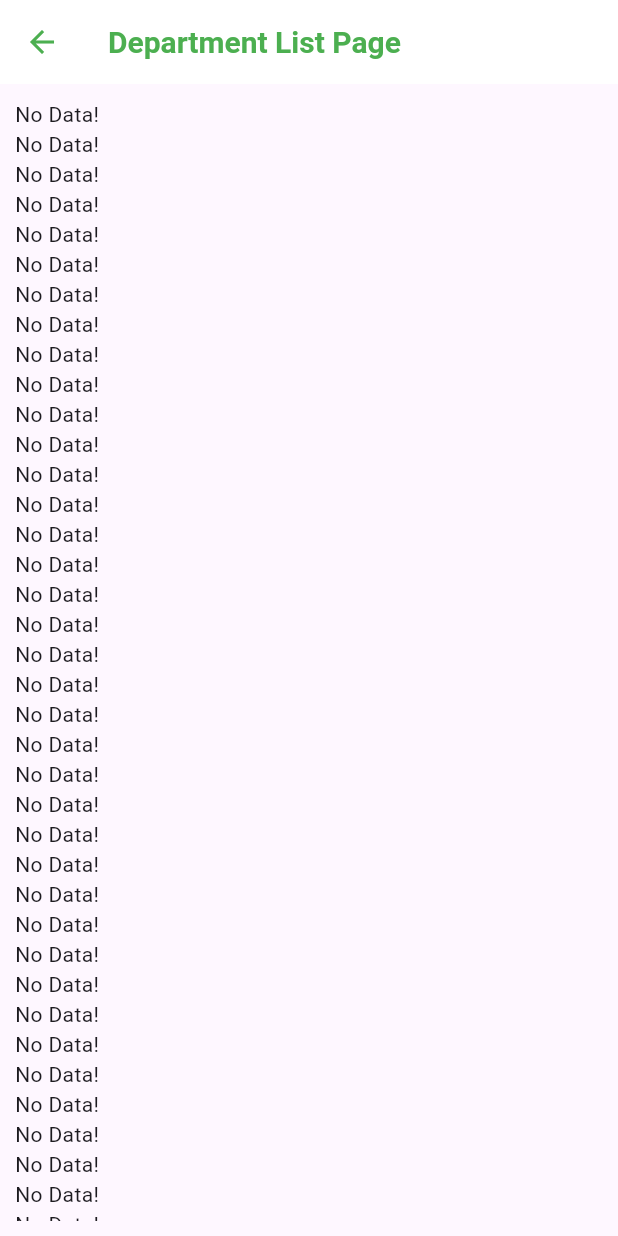
After one commit to thanwannahtun/hello, a Flutter app: the DepartmentListPage screen opened by its route, on a phone screen of 412 x 824 dp. The commit adds this screen. Run offline on Flutter 3.47's test engine with Material 3 defaults, Android fonts, the phone set to English and light mode, and no system bars; our stand-ins replace barcode_widget, bloc, csv, dio, equatable, flutter_bloc and 2 more; missing offline and left inert: dart:js_interop, flutter_barcode_scanner, flutter_email_sender; accounts and stored records are empty.

Commit message:
sketch of Department

```diff
--- a/lib/config/route/route_generator.dart
+++ b/lib/config/route/route_generator.dart
@@ -1,5 +1,9 @@
 import 'package:flutter/material.dart';
 import 'package:flutter_bloc/flutter_bloc.dart';
+import 'package:hello/presentation/department/bloc/department_bloc.dart';
+import 'package:hello/presentation/department/screens/department_create_page.dart';
+import 'package:hello/presentation/department/screens/department_detail_page.dart';
+import 'package:hello/presentation/department/screens/department_list_page.dart';
 import 'package:hello/presentation/inventory/bloc/inventory_bloc.dart';
 import 'package:hello/presentation/product/bloc/product_bloc.dart';
 import 'package:hello/presentation/inventory/screens/inventory_page.dart';
@@ -86,6 +90,36 @@ class RouteGenerator {
         return chooseRoute(
             builder: (context) => const ProductAddPage(), settings: settings);
 
+      /// [Department] section
+      case RouteLists.departmentListPage:
+        return chooseRoute(
+            builder: (context) {
+              return BlocProvider<DepartmentBloc>(
+                create: (context) => DepartmentBloc(),
+                child: const DepartmentListPage(),
+              );
+            },
+            settings: settings);
+      case RouteLists.departmentCreatePage:
+        return chooseRoute(
+            builder: (context) {
+              return BlocProvider<DepartmentBloc>(
+                create: (context) => DepartmentBloc(),
+                child: const NewDepartmentPage(),
+              );
+            },
+            settings: settings);
+      case RouteLists.departmentDetailPage:
+        return chooseRoute(
+            builder: (context) {
+              return BlocProvider<DepartmentBloc>(
+                create: (context) => DepartmentBloc(),
+                child: const DepartmentDetailPage(),
+              );
+            },
+            settings: settings);
+
+      /// [default] section
       default:
         return chooseRoute(
             builder: (context) => const NoRouteScreen(), settings: settings);
--- a/lib/config/route/route_lists.dart
+++ b/lib/config/route/route_lists.dart
@@ -6,4 +6,8 @@ class RouteLists {
   static const String emailSenderPage = 'email_send_page';
   static const String inventoryPage = 'inventory_page';
   static const String productAddPage = 'product_add_page';
+
+  static const String departmentListPage = 'department_list_page';
+  static const String departmentDetailPage = 'department_detail_page';
+  static const String departmentCreatePage = 'new_department_page';
 }
--- /dev/null
+++ b/lib/presentation/department/bloc/department_bloc.dart
@@ -0,0 +1,51 @@
+import 'dart:async';
+
+import 'package:bloc/bloc.dart';
+import 'package:equatable/equatable.dart';
+import 'package:hello/core/bloc/bloc_function.dart';
+import 'package:hello/presentation/bloc/bloc_status.dart';
+import 'package:hello/presentation/department/model/Department.dart';
+import 'package:hello/presentation/department/repo/department_repo.dart';
+
+part 'department_event.dart';
+part 'department_state.dart';
+
+class DepartmentBloc extends Bloc<DepartmentEvent, DepartmentState> {
+  final DepartmentRepo _departmentRepo;
+  DepartmentBloc()
+      : _departmentRepo = DepartmentRepo(),
+        super(const DepartmentState(
+            status: BlocStatus.initial, departments: [])) {
+    on<FetchAllDepartmentEvent>(_fetchAllDepartments);
+    on<CreateDepartmentEvent>(_createDepartments);
+  }
+
+  FutureOr<void> _fetchAllDepartments(
+      FetchAllDepartmentEvent event, Emitter<DepartmentState> emit) async {
+    await BlocFunction.fetchAllData(emit, state, () async {
+      final departments = await _departmentRepo.getAllDepartments();
+      emit(
+          state.copyWith(status: BlocStatus.fetched, departments: departments));
+    });
+  }
+
+  FutureOr<void> _createDepartments(
+      CreateDepartmentEvent event, Emitter<DepartmentState> emit) async {
+    emit(state.copyWith(status: BlocStatus.adding));
+
+    try {
+      Department? department =
+          await _departmentRepo.createDepartment(department: event.department);
+      if (department != null && department.id != null) {
+        state.departments.add(department);
+        emit(state.copyWith(status: BlocStatus.added));
+      } else {
+        emit(state.copyWith(
+            status: BlocStatus.addfailed,
+            error: 'Failed Adding new Department'));
+      }
+    } catch (e) {
+      emit(state.copyWith(status: BlocStatus.addfailed, error: e.toString()));
+    }
+  }
+}
--- /dev/null
+++ b/lib/presentation/department/bloc/department_event.dart
@@ -0,0 +1,15 @@
+part of 'department_bloc.dart';
+
+sealed class DepartmentEvent extends Equatable {
+  const DepartmentEvent();
+
+  @override
+  List<Object> get props => [];
+}
+
+final class FetchAllDepartmentEvent extends DepartmentEvent {}
+
+final class CreateDepartmentEvent extends DepartmentEvent {
+  final Department department;
+  const CreateDepartmentEvent({required this.department});
+}
--- /dev/null
+++ b/lib/presentation/department/bloc/department_state.dart
@@ -0,0 +1,27 @@
+part of 'department_bloc.dart';
+
+class DepartmentState extends Equatable {
+  const DepartmentState({
+    required this.status,
+    required this.departments,
+    this.error
+  });
+
+  final BlocStatus status;
+  final List<Department> departments;
+  final String? error;
+
+  @override
+  List<Object> get props => [];
+  DepartmentState copyWith({
+    BlocStatus? status,
+    List<Department>? departments,
+    String? error
+  }) {
+    return DepartmentState(
+          status: status ?? this.status,
+      departments: departments ?? this.departments,
+      error: error ?? this.error
+    );
+  }
+}
--- /dev/null
+++ b/lib/presentation/department/model/Department.dart
@@ -0,0 +1,38 @@
+import 'package:equatable/equatable.dart';
+
+class Department extends Equatable {
+  const Department({this.id, this.name, this.parentId, this.parentName});
+  final int? id;
+  final String? name;
+  final int? parentId;
+  final String? parentName;
+
+  Department copyWith(
+      {int? id, String? name, int? parentId, String? parentName}) {
+    return Department(
+        id: id ?? id,
+        name: name ?? name,
+        parentId: parentId ?? parentId,
+        parentName: parentName ?? parentName);
+  }
+
+  factory Department.fromJson(Map<String, dynamic> json) {
+    return Department(
+        id: json['id'],
+        name: json['name'],
+        parentId: json['parentId'],
+        parentName: json['parentName']);
+  }
+
+  Map<String, dynamic> toJson() {
+    return {
+      'id': id,
+      'name': name,
+      'parentId': parentId,
+      'parentName': parentName
+    };
+  }
+
+  @override
+  List<Object?> get props => [id, name, parentId, parentName];
+}
--- /dev/null
+++ b/lib/presentation/department/repo/department_repo.dart
@@ -0,0 +1,35 @@
+import 'package:hello/data/database/constant_tables.dart';
+import 'package:hello/data/database/crud_table.dart';
+import 'package:hello/presentation/department/model/Department.dart';
+
+class DepartmentRepo {
+  final CRUDTable _crudTable;
+  final String _departmentTable =
+      'category_table'; //ConstantTables.categoryTable;
+  DepartmentRepo() : _crudTable = CRUDTable.instance;
+
+  Future<List<Department>> getAllDepartments() async {
+    final departmentMap = await _crudTable.readData(_departmentTable);
+    if (departmentMap.isNotEmpty) {
+      return List<Department>.generate(departmentMap.length,
+          (index) => Department.fromJson(departmentMap[index]));
+    } else {
+      return [];
+    }
+  }
+
+  Future<Department?> createDepartment({required Department department}) async {
+    int value =
+        await _crudTable.insertData(_departmentTable, department.toJson());
+    if (value > 0) {
+      final map = await _crudTable
+          .readData(_departmentTable, where: ' id = ?', whereArgs: [value]);
+      if (map.isNotEmpty) {
+        return map.map((e) => Department.fromJson(e)).toList().first;
+      } else {
+        return null;
+      }
+    }
+    return null;
+  }
+}
--- /dev/null
+++ b/lib/presentation/department/screens/department_list_page.dart
@@ -0,0 +1,33 @@
+import 'package:flutter/material.dart';
+import 'package:flutter_bloc/flutter_bloc.dart';
+import 'package:hello/presentation/department/bloc/department_bloc.dart';
+import 'package:hello/presentation/department/screens/department_list_tile.dart';
+import 'package:hello/utils/constant_strings.dart';
+import 'package:hello/widgets/custom_widgets.dart';
+
+class DepartmentListPage extends StatelessWidget {
+  const DepartmentListPage({super.key});
+
+  @override
+  Widget build(BuildContext context) {
+    return Scaffold(
+      appBar: AppBar(title: const Text(ConstantString.departmentListPage)),
+      body: Padding(
+        padding: const EdgeInsets.all(ConstantString.paddingM),
+        child: BlocBuilder<DepartmentBloc, DepartmentState>(
+          builder: (context, state) {
+            return ListView.builder(
+              itemBuilder: (context, index) {
+                if (state.departments.isEmpty) {
+                  return CustomWidgets.showNoDataWiget(
+                      context: context, onPressed: () {});
+                }
+                return DepartmentListTile(department: state.departments[index]);
+              },
+            );
+          },
+        ),
+      ),
+    );
+  }
+}
--- /dev/null
+++ b/lib/presentation/department/screens/department_list_tile.dart
@@ -0,0 +1,25 @@
+import 'package:flutter/material.dart';
+import 'package:hello/config/route/route_lists.dart';
+import 'package:hello/presentation/department/model/Department.dart';
+
+class DepartmentListTile extends StatelessWidget {
+  const DepartmentListTile({super.key, required this.department});
+
+  final Department department;
+
+  @override
+  Widget build(BuildContext context) {
+    return ListTile(
+      onTap: () =>
+          _goToDepartmentDetailPage(department: department, context: context),
+      title: Text(department.name ?? ''),
+      subtitle: Text(department.parentName ?? ''),
+    );
+  }
+
+  _goToDepartmentDetailPage(
+      {required Department department, required BuildContext context}) {
+    Navigator.of(context).pushNamed(RouteLists.departmentDetailPage,
+        arguments: {'department': department});
+  }
+}
--- a/lib/utils/constant_strings.dart
+++ b/lib/utils/constant_strings.dart
@@ -3,4 +3,7 @@ class ConstantString {
   static const double paddingS = 5;
   static const double paddingM = 10;
   static const double paddingL = 15;
+
+  static const String departmentListPage = 'Department List Page';
+  static const String newDepartmentPage = 'New Department Page';
 }
```
Also changed, not shown: lib/core/bloc/bloc_function.dart (added, +17 -0 lines), lib/presentation/department/screens/department_create_page.dart (added, +69 -0 lines), lib/presentation/department/screens/department_detail_page.dart (added, +68 -0 lines).
